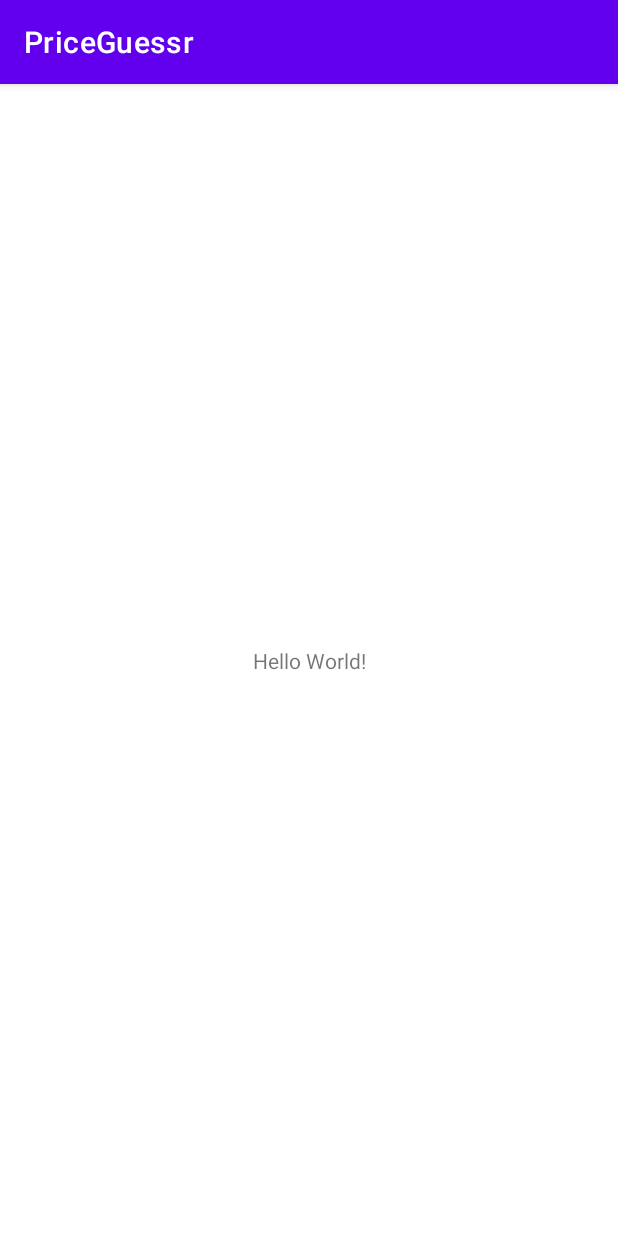
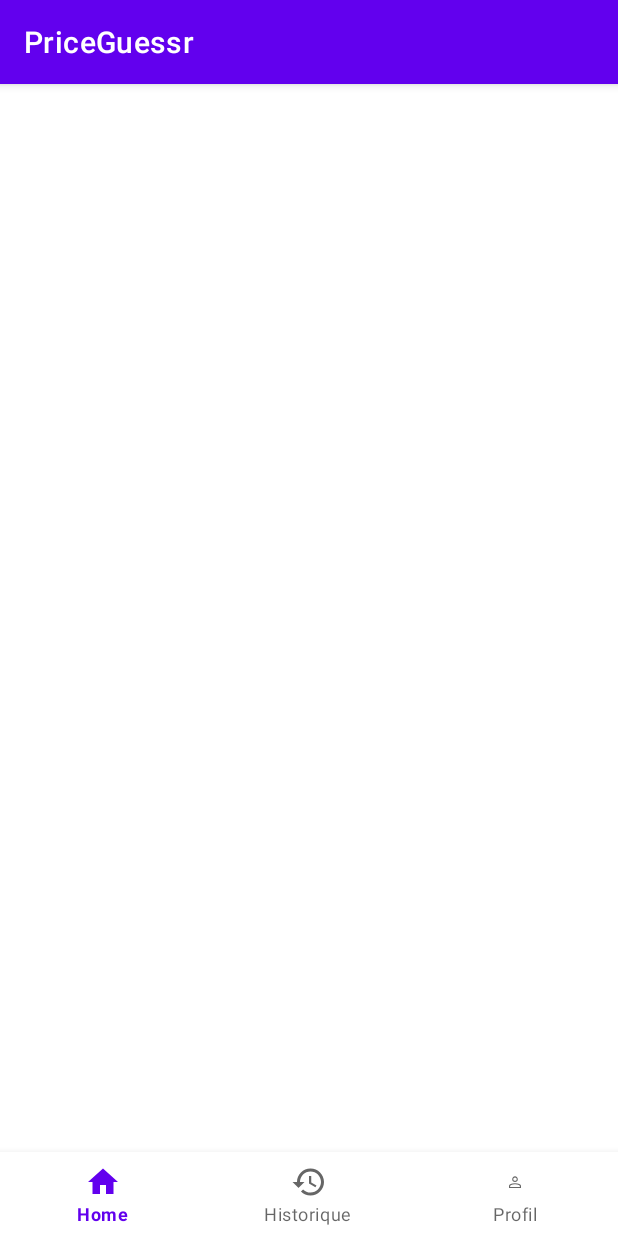
Before and after one commit to Zastial/SAE-PriceGuessrAndroid, an Android app: the screen it shows after launch (MainActivity), on a phone screen of 412 x 824 dp. Run offline under Robolectric (Android 15) with nearby library versions, the phone set to English and light mode, and no system bars.

Commit message:
Fragment with bottom navigation bar

```diff
--- /dev/null
+++ b/app/src/main/res/drawable/ic_baseline_history_24.xml
@@ -0,0 +1,5 @@
+<vector android:height="24dp" android:tint="#000000"
+    android:viewportHeight="24" android:viewportWidth="24"
+    android:width="24dp" xmlns:android="http://schemas.android.com/apk/res/android">
+    <path android:fillColor="@android:color/white" android:pathData="M13,3c-4.97,0 -9,4.03 -9,9L1,12l3.89,3.89 0.07,0.14L9,12L6,12c0,-3.87 3.13,-7 7,-7s7,3.13 7,7 -3.13,7 -7,7c-1.93,0 -3.68,-0.79 -4.94,-2.06l-1.42,1.42C8.27,19.99 10.51,21 13,21c4.97,0 9,-4.03 9,-9s-4.03,-9 -9,-9zM12,8v5l4.28,2.54 0.72,-1.21 -3.5,-2.08L13.5,8L12,8z"/>
+</vector>
--- /dev/null
+++ b/app/src/main/res/drawable/ic_baseline_home_24.xml
@@ -0,0 +1,5 @@
+<vector android:height="24dp" android:tint="#000000"
+    android:viewportHeight="24" android:viewportWidth="24"
+    android:width="24dp" xmlns:android="http://schemas.android.com/apk/res/android">
+    <path android:fillColor="@android:color/white" android:pathData="M10,20v-6h4v6h5v-8h3L12,3 2,12h3v8z"/>
+</vector>
--- /dev/null
+++ b/app/src/main/res/drawable/ic_baseline_user_foreground.xml
@@ -0,0 +1,15 @@
+<vector xmlns:android="http://schemas.android.com/apk/res/android"
+    android:width="108dp"
+    android:height="108dp"
+    android:viewportWidth="108"
+    android:viewportHeight="108"
+    android:tint="?attr/colorControlNormal">
+  <group android:scaleX="0.05625"
+      android:scaleY="0.05625"
+      android:translateX="27"
+      android:translateY="27">
+    <path
+        android:fillColor="@android:color/white"
+        android:pathData="M480,479Q414,479 372,437Q330,395 330,329Q330,263 372,221Q414,179 480,179Q546,179 588,221Q630,263 630,329Q630,395 588,437Q546,479 480,479ZM160,800L160,706Q160,668 179,641Q198,614 228,600Q295,570 356.5,555Q418,540 480,540Q542,540 603,555.5Q664,571 730.92,600.19Q762.22,614.32 781.11,641.16Q800,668 800,706L800,800L160,800ZM220,740L740,740L740,706Q740,690 730.5,675.5Q721,661 707,654Q643,623 590,611.5Q537,600 480,600Q423,600 369,611.5Q315,623 252,654Q238,661 229,675.5Q220,690 220,706L220,740ZM480,419Q519,419 544.5,393.5Q570,368 570,329Q570,290 544.5,264.5Q519,239 480,239Q441,239 415.5,264.5Q390,290 390,329Q390,368 415.5,393.5Q441,419 480,419ZM480,329Q480,329 480,329Q480,329 480,329Q480,329 480,329Q480,329 480,329Q480,329 480,329Q480,329 480,329Q480,329 480,329Q480,329 480,329ZM480,740L480,740Q480,740 480,740Q480,740 480,740Q480,740 480,740Q480,740 480,740Q480,740 480,740Q480,740 480,740Q480,740 480,740Q480,740 480,740L480,740L480,740Z"/>
+  </group>
+</vector>
--- a/app/src/main/res/layout/activity_main.xml
+++ b/app/src/main/res/layout/activity_main.xml
@@ -6,13 +6,23 @@
     android:layout_height="match_parent"
     tools:context=".MainActivity">
 
-    <TextView
-        android:layout_width="wrap_content"
+    <FrameLayout
+        android:layout_width="0dp"
+        android:layout_height="0dp"
+        app:layout_constraintBottom_toTopOf="@+id/bottomNavigationView"
+        app:layout_constraintEnd_toEndOf="parent"
+        app:layout_constraintStart_toStartOf="parent"
+        app:layout_constraintTop_toTopOf="parent">
+
+    </FrameLayout>
+
+    <com.google.android.material.bottomnavigation.BottomNavigationView
+        android:id="@+id/bottomNavigationView"
+        android:layout_width="match_parent"
         android:layout_height="wrap_content"
-        android:text="Hello World!"
         app:layout_constraintBottom_toBottomOf="parent"
         app:layout_constraintEnd_toEndOf="parent"
         app:layout_constraintStart_toStartOf="parent"
-        app:layout_constraintTop_toTopOf="parent" />
+        app:menu="@menu/bottom_nav_menu"/>
 
 </androidx.constraintlayout.widget.ConstraintLayout>
--- /dev/null
+++ b/app/src/main/res/menu/bottom_nav_menu.xml
@@ -0,0 +1,14 @@
+<?xml version="1.0" encoding="utf-8"?>
+<menu xmlns:android="http://schemas.android.com/apk/res/android">
+
+    <item android:title="Home"
+        android:icon="@drawable/ic_baseline_home_24"
+        android:id="@+id/home"/>
+
+    <item android:title="Historique"
+        android:icon="@drawable/ic_baseline_history_24"
+        android:id="@+id/history"/>
+    <item android:title="Profil"
+        android:icon="@drawable/ic_baseline_user_foreground"
+        android:id="@+id/profile"/>
+</menu>
--- a/app/src/main/res/values/strings.xml
+++ b/app/src/main/res/values/strings.xml
@@ -1,3 +1,5 @@
 <resources>
     <string name="app_name">PriceGuessr</string>
+    <!-- TODO: Remove or change this placeholder text -->
+    <string name="hello_blank_fragment">Hello blank fragment</string>
 </resources>
```
Also changed, not shown: app/src/main/java/fr/etudiant/priceguessr/GameFragment.kt (added, +59 -0 lines), app/src/main/java/fr/etudiant/priceguessr/HistoryFragment.kt (added, +59 -0 lines), app/src/main/java/fr/etudiant/priceguessr/ProfileFragment.kt (added, +59 -0 lines), app/src/main/res/layout/fragment_game.xml (added, +14 -0 lines), app/src/main/res/layout/fragment_history.xml (added, +14 -0 lines), app/src/main/res/layout/fragment_profile.xml (added, +14 -0 lines).
